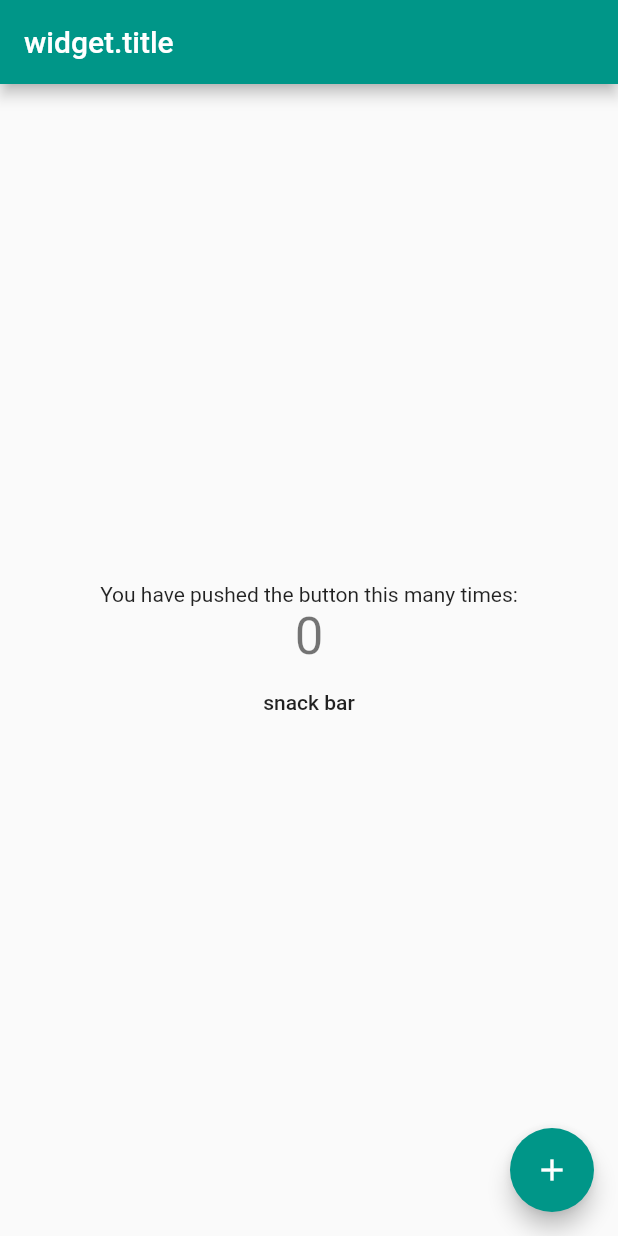
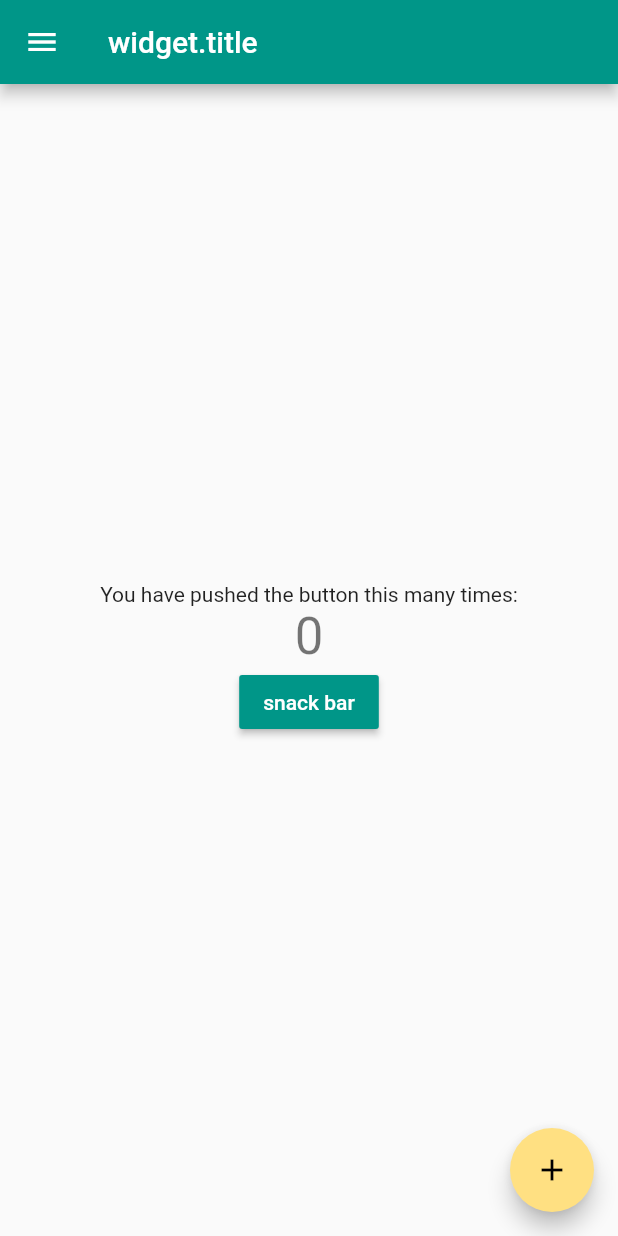
Before and after one commit to TakanashiHitomi/vultr-panel, a Flutter app: the screen it shows after launch, after a tap on "snack bar", on a phone screen of 412 x 824 dp. Run offline on Flutter 3.47's test engine with Material 2 defaults, Android fonts, the phone set to English and light mode, and no system bars.

```diff
--- a/lib/main.dart
+++ b/lib/main.dart
@@ -1,5 +1,4 @@
 import 'package:flutter/material.dart';
-import 'toast_kit.dart';
 
 void main() => runApp(new MyApp());
 
@@ -19,6 +18,7 @@ class MyApp extends StatelessWidget {
         // or press Run > Flutter Hot Reload in IntelliJ). Notice that the
         // counter didn't reset back to zero; the application is not restarted.
         primarySwatch: Colors.teal,
+        accentColor: Colors.amber[200],
       ),
       home: new MyHomePage(title: 'Vultr Panel Title'),
     );
@@ -54,6 +54,12 @@ class _MyHomePageState extends ScaffoldState {
       // _counter without calling setState(), then the build method would not be
       // called again, and so nothing would appear to happen.
       _counter++;
+    });
+  }
+
+  void _decrementCounter() {
+    setState(() {
+      _counter--;
     });
   }
 
@@ -104,12 +110,19 @@ class _MyHomePageState extends ScaffoldState {
                 '$_counter',
                 style: Theme.of(context).textTheme.display1,
               ),
-              new MaterialButton(
+              new RaisedButton(
                 child: Text('snack bar'),
-                onPressed: () => Scaffold.of(builderContext).showSnackBar(
-                    new SnackBar(
-                        content:
-                            new Text('Button is pressed $_counter times'))),
+                color: Theme.of(context).primaryColor,
+                textColor: Theme.of(context).primaryTextTheme.button.color,
+                onPressed: () => Scaffold
+                    .of(builderContext)
+                    .showSnackBar(new SnackBar(
+                      content: new Text('Button is pressed $_counter times'),
+                      action: new SnackBarAction(
+                        label: 'UNDO',
+                        onPressed: () => _decrementCounter(),
+                      ),
+                    )),
               ),
             ],
           ),
@@ -120,6 +133,15 @@ class _MyHomePageState extends ScaffoldState {
         tooltip: 'Increment',
         child: new Icon(Icons.add),
       ), // This trailing comma makes auto-formatting nicer for build methods.
+      drawer: new Drawer(
+        child: ListView.builder(
+          itemCount: 4,
+          itemBuilder: (context, position) => new FlatButton(
+                child: Text('current item position is $position'),
+                onPressed: () => Navigator.pop(context),
+              ),
+        ),
+      ),
     );
   }
 }
```
